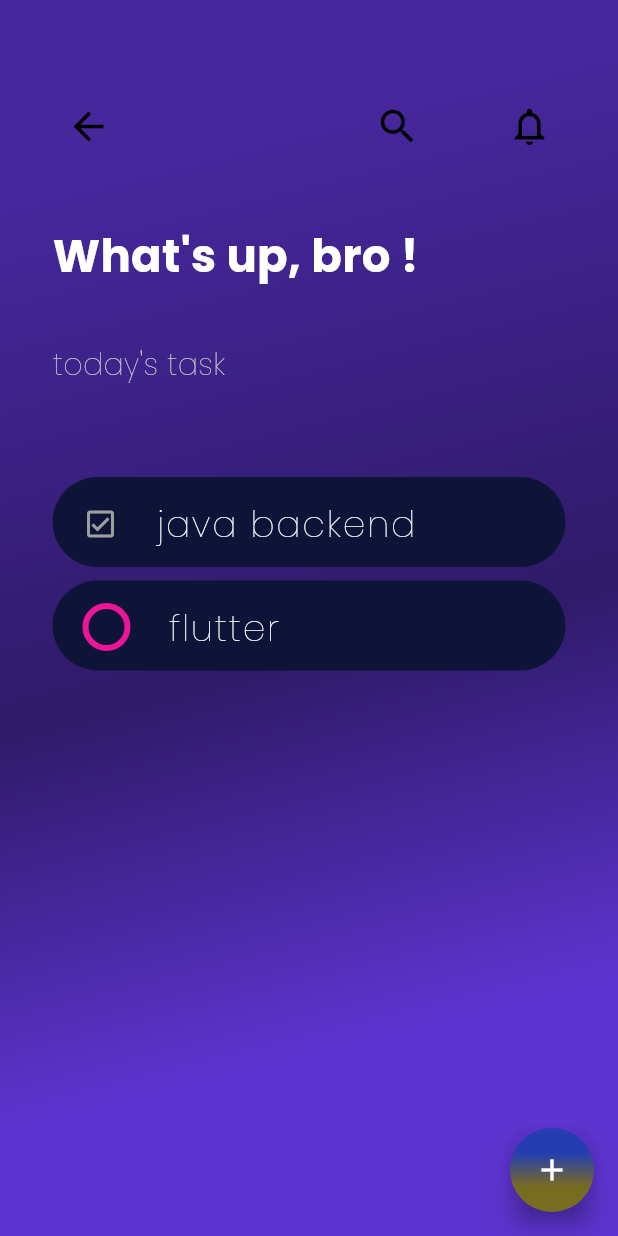
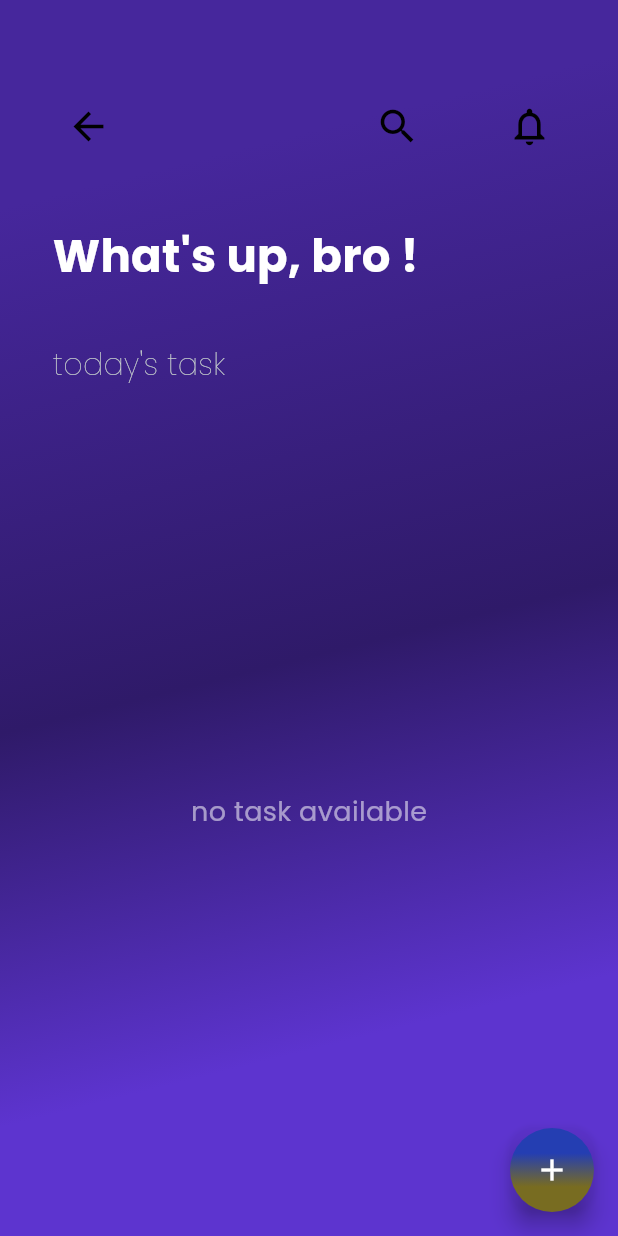
Before and after one commit to abujobail/task_management, a Flutter app: the TasksScreen screen opened directly, on a phone screen of 412 x 824 dp. Run offline on Flutter 3.47's test engine with Material 3 defaults, Android fonts, the phone set to English and light mode, and no system bars; our stand-ins replace fl_chart, google_fonts.

Commit message:
Feat: Dynamic TaskTile integration with TaskController using ListView.builder

```diff
--- a/lib/presentation/screens/tasks_screen.dart
+++ b/lib/presentation/screens/tasks_screen.dart
@@ -1,7 +1,8 @@
 import 'package:flutter/material.dart';
 import 'package:google_fonts/google_fonts.dart';
 import 'package:task_manager/presentation//screens/add_task_screen.dart';
-
+import 'package:task_manager/logic/task_controller.dart';
+import 'package:task_manager/presentation/widget/task_tile.dart';
 class TasksScreen extends StatefulWidget {
   const TasksScreen({super.key});
 
@@ -9,8 +10,12 @@ class TasksScreen extends StatefulWidget {
   State<TasksScreen> createState() => _TasksScreenState();
 }
 
+
 class _TasksScreenState extends State<TasksScreen> {
-  @override
+
+
+  final TaskController _taskController = TaskController();
+@override
   Widget build(BuildContext context) {
     return Scaffold(
       body: Container(
@@ -93,80 +98,49 @@ class _TasksScreenState extends State<TasksScreen> {
                 ),
                 const SizedBox(height: 60),
 
-                // ---------- Task 1: java backend ----------
-                Container(
-                  width: double.infinity,
-                  height: 60,
-                  padding: const EdgeInsets.fromLTRB(20, 14, 0, 12),
-                  decoration: BoxDecoration(
-                    color: const Color(0xFF0E1438),
-                    borderRadius: BorderRadius.circular(300),
-                  ),
-                  child: Row(
-                    children: [
-                      const Icon(
-                        Icons.check_box_outlined,
-                        color: Colors.grey,
-                      ),
-                      const SizedBox(width: 25),
-                      Text(
-                        "java backend",
-                        style: GoogleFonts.poppins(
-                          fontWeight: FontWeight.w200,
-                          fontSize: 24,
-                          color: Colors.white,
-                          letterSpacing: 1.2,
-                        ),
-                      ),
-                    ],
-                  ),
+                //start
+                Expanded(
+                    child: _taskController.tasks.isEmpty?
+                        Center(
+                          child: Text(
+                            "no task available",
+                            style: GoogleFonts.poppins(
+                              color: Colors.white54,
+                              fontSize: 18,
+                            ),
+                          ),
+                        )
+
+                  :ListView.builder(
+                    itemCount: _taskController.tasks.length,
+                    itemBuilder:(context,index){
+                      final task=_taskController.tasks[index];
+                      return TaskTile(
+                      task: task, onChanged: (value){
+                        setState(() {
+                          _taskController.toggleTaskStatus(task.id);
+                        });
+          },
+          onDelete: (){
+                        setState(() {
+                          _taskController.deleteTask(task.id);
+                        });
+          }
+          );
+
+          }
+                ),
                 ),
 
-                const SizedBox(height: 9),
 
-                // ---------- Task 2: flutter ----------
-                Container(
-                  width: double.infinity,
-                  height: 60,
-                  padding: const EdgeInsets.fromLTRB(20, 14, 0, 12),
-                  decoration: BoxDecoration(
-                    color: const Color(0xFF0E1438),
-                    borderRadius: BorderRadius.circular(300),
-                  ),
-                  child: Row(
-                    children: [
-                      Container(
-                        width: 32,
-                        height: 32,
-                        decoration: BoxDecoration(
-                          shape: BoxShape.circle,
-                          border: Border.all(
-                            color: const Color(0xFFED1597),
-                            width: 4,
-                          ),
-                        ),
-                      ),
-                      const SizedBox(width: 25),
-                      Text(
-                        "flutter",
-                        style: GoogleFonts.poppins(
-                          fontWeight: FontWeight.w200,
-                          fontSize: 24,
-                          color: Colors.white,
-                          letterSpacing: 1.2,
-                        ),
-                      ),
-                    ],
-                  ),
-                ),
               ],
             ),
           ),
         ),
       ),
       floatingActionButton: FloatingActionButton(
-          onPressed: (){
-            Navigator.push(context,
+          onPressed: ()async{
+           await Navigator.push(context,
                 MaterialPageRoute(
                     builder: (context)=>AddTaskScreen()),
             );
```
Also changed, not shown: lib/presentation/widget/task_tile.dart (+37 -29 lines).
